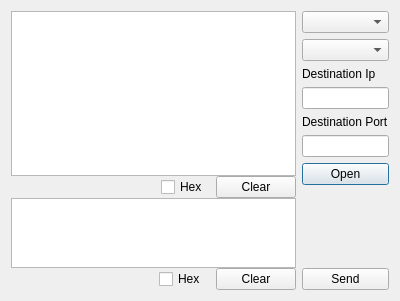
Above: src/ui/dialog.ui from robert1207/qt_kcp_tool before the change. Below: the same form after it.
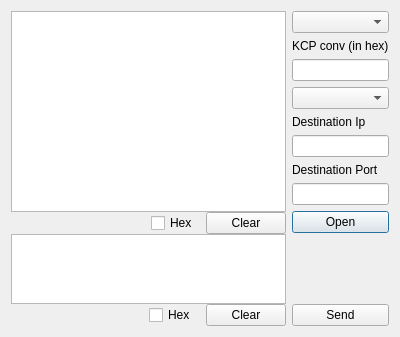
That is the form after the change.

Commit message: add kcp conv lineeidt

```diff
--- a/src/ui/dialog.ui
+++ b/src/ui/dialog.ui
@@ -7,7 +7,7 @@
     <x>0</x>
     <y>0</y>
     <width>400</width>
-    <height>301</height>
+    <height>337</height>
    </rect>
   </property>
   <property name="windowTitle">
@@ -130,6 +130,16 @@
      <item>
       <widget class="QComboBox" name="comboBoxKcpMode"/>
      </item>
+     <item>
+      <widget class="QLabel" name="labelkcpconv">
+       <property name="text">
+        <string>KCP conv (in hex)</string>
+       </property>
+      </widget>
+     </item>
+     <item>
+      <widget class="QLineEdit" name="lineEditKCPconv"/>
+     </item>
      <item>
       <widget class="QComboBox" name="comboBoxNetType"/>
      </item>
```
The commit also changes 12 other files.
